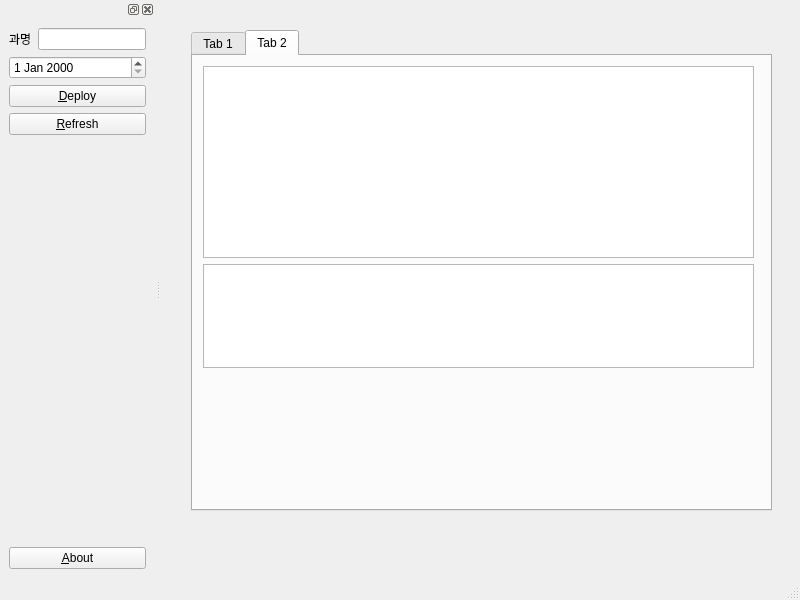
The window that mainwindow.ui (nemorami/work_type) describes before a commit, drawn with Qt 5.
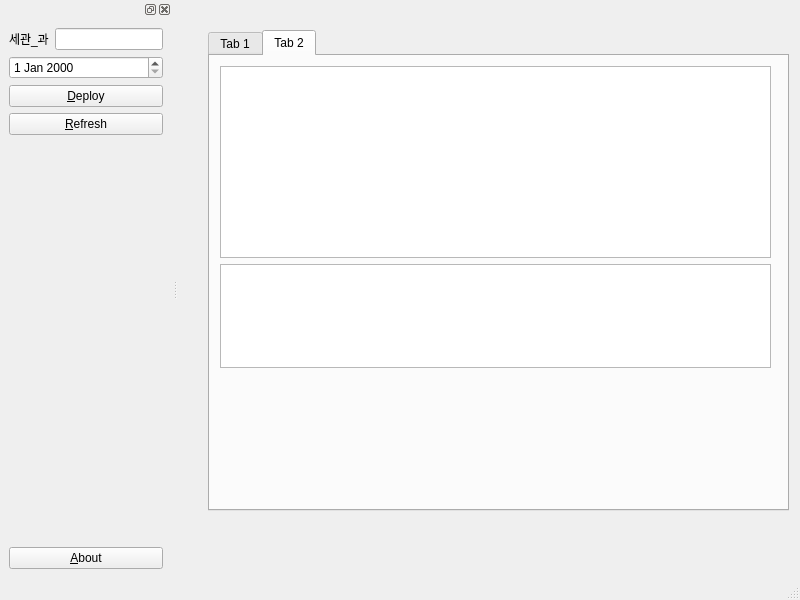
The same window after the commit.

Commit message: 정상근무..

```diff
--- a/mainwindow.ui
+++ b/mainwindow.ui
@@ -144,7 +144,7 @@
          <item>
           <widget class="QLabel" name="label">
            <property name="text">
-            <string>과명</string>
+            <string>세관_과</string>
            </property>
           </widget>
          </item>
```
The commit also changes 2 other files.
